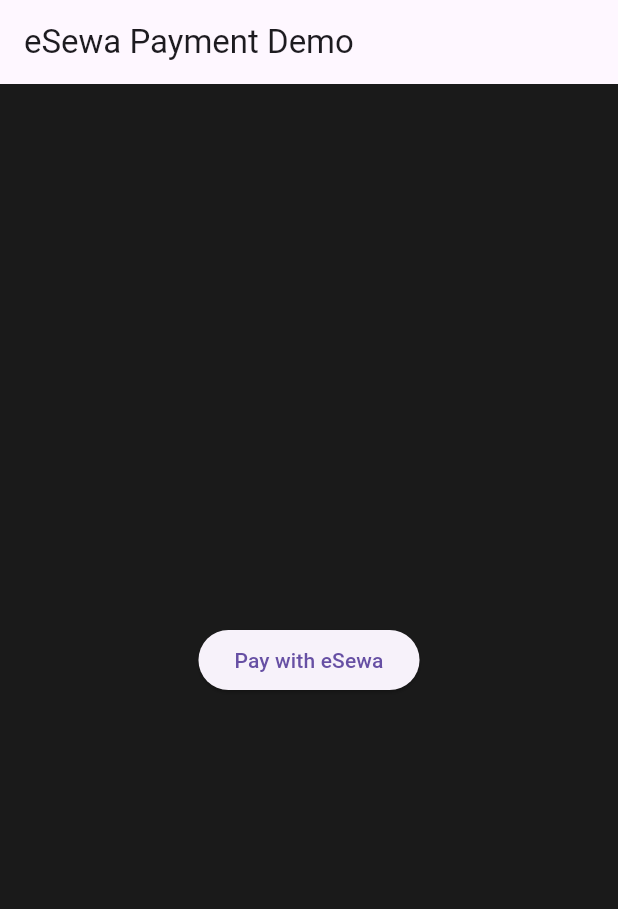
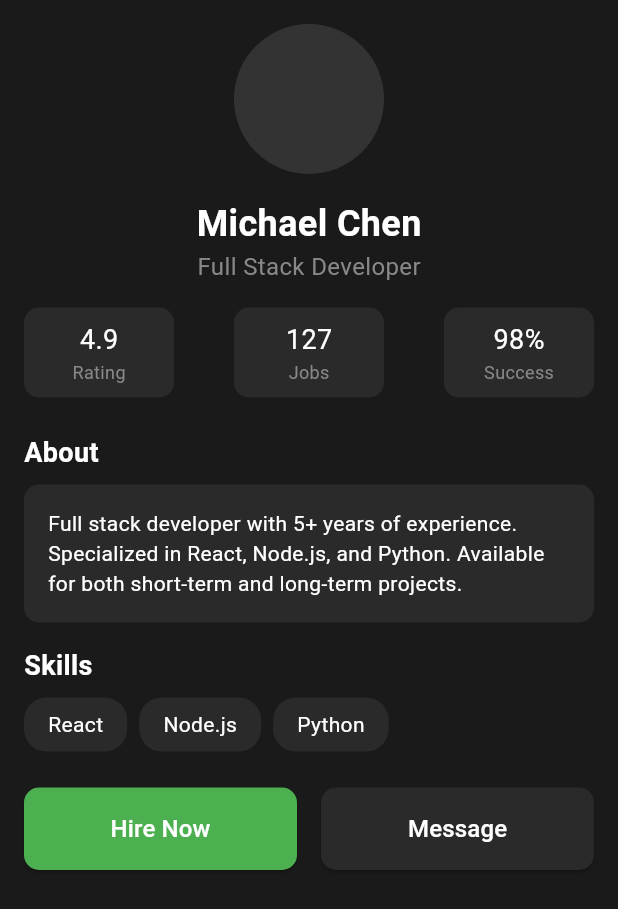
Before and after one commit to timsinadipesh/GigHire, a Flutter app: the screen it shows after launch, on a phone screen of 412 x 824 dp. Shown: the top 909 px of the screen. Run offline on Flutter 3.47's test engine with Material 3 defaults, Android fonts, the phone set to English and light mode, and no system bars; Roboto replaces fonts that are missing (Arial).

Commit message:
worker profile v1 manual entry

```diff
--- a/lib/main.dart
+++ b/lib/main.dart
@@ -1,5 +1,6 @@
 import 'package:flutter/material.dart';
 import 'package:flutter/services.dart';
+import 'package:gighire/ui/worker_profile_screen.dart';
 import 'ui/login_screen.dart';
 import 'payment/payment_service.dart';
 
@@ -28,7 +29,7 @@ class MyApp extends StatelessWidget {
         scaffoldBackgroundColor: const Color(0xFF1A1A1A),
         fontFamily: 'Arial',
       ),
-      home: const PaymentScreen(),
+      home: const WorkerDetailScreen(),
     );
   }
 }
--- /dev/null
+++ b/lib/ui/worker_profile_screen.dart
@@ -0,0 +1,381 @@
+// import 'package:flutter/material.dart';
+//
+// class WorkerDetailScreen extends StatefulWidget {
+//   const WorkerDetailScreen({Key? key}) : super(key: key);
+//
+//   @override
+//   State<WorkerDetailScreen> createState() => _WorkerDetailScreen();
+// }
+//
+// class _WorkerDetailScreen extends State<WorkerDetailScreen> {
+//   Map<String, dynamic> userData = {
+//     'name': 'John Doe',
+//     'title': 'Electrician',
+//     'rating': 4.5,
+//     'location': '[27.34° N, 110.12° W]',
+//     'skills': ['HVAC', 'Electronics', 'Household'],
+//     'email': 'john.doe@gmail.com',
+//     'phone': '+92386429374',
+//     'about': 'If u need me, i\'m here',
+//   };
+//
+//   @override
+//   Widget build(BuildContext context) {
+//     return Scaffold(
+//       appBar: AppBar(
+//         title: Text('User Details'),
+//       ),
+//       body: Padding(
+//         padding: EdgeInsets.all(16.0),
+//         child: Column(
+//           crossAxisAlignment: CrossAxisAlignment.start,
+//           children: [
+//             Text(
+//               userData['name']!,
+//               style: TextStyle(
+//                 fontSize: 24.0,
+//                 fontWeight: FontWeight.bold,
+//               ),
+//             ),
+//             SizedBox(height: 8.0),
+//             Text(
+//               userData['title']!,
+//               style: TextStyle(
+//                 fontSize: 18.0,
+//                 color: Colors.grey,
+//               ),
+//             ),
+//             SizedBox(height: 16.0),
+//             Text(
+//               'Rating: ${userData['rating']!.toStringAsFixed(1)}',
+//               style: TextStyle(
+//                 fontSize: 16.0,
+//                 fontWeight: FontWeight.bold,
+//               ),
+//             ),
+//             SizedBox(height: 8.0),
+//             Text(
+//               'Location: ${userData['location']!}',
+//               style: TextStyle(
+//                 fontSize: 16.0,
+//               ),
+//             ),
+//             SizedBox(height: 16.0),
+//             Text(
+//               'Skills:',
+//               style: TextStyle(
+//                 fontSize: 16.0,
+//                 fontWeight: FontWeight.bold,
+//               ),
+//             ),
+//             SizedBox(height: 8.0),
+//             Wrap(
+//               spacing: 8.0,
+//               children: [
+//                 for (final skill in userData['skills']!)
+//                   Chip(
+//                     label: Text(skill),
+//                     backgroundColor: Colors.grey[200],
+//                   ),
+//               ],
+//             ),
+//             SizedBox(height: 16.0),
+//             Text(
+//               'Contact:',
+//               style: TextStyle(
+//                 fontSize: 16.0,
+//                 fontWeight: FontWeight.bold,
+//               ),
+//             ),
+//             SizedBox(height: 8.0),
+//             Text(
+//               'Email: ${userData['email']!}',
+//               style: TextStyle(
+//                 fontSize: 16.0,
+//               ),
+//             ),
+//             SizedBox(height: 8.0),
+//             Text(
+//               'Phone: ${userData['phone']!}',
+//               style: TextStyle(
+//                 fontSize: 16.0,
+//               ),
+//             ),
+//             SizedBox(height: 16.0),
+//             Text(
+//               'About: "${userData['about']!}"',
+//               style: TextStyle(
+//                 fontSize: 16.0,
+//               ),
+//             ),
+//             SizedBox(height: 16.0),
+//             Align(
+//               alignment: Alignment.centerRight,
+//               child: ElevatedButton(
+//                 onPressed: () {
+//                   // Handle "Hire Now" button press
+//                 },
+//                 child: Text('Hire Now'),
+//               ),
+//             ),
+//           ],
+//         ),
+//       ),
+//     );
+//   }
+// }
+
+
+import 'package:flutter/material.dart';
+
+class WorkerDetailScreen extends StatefulWidget {
+  const WorkerDetailScreen({Key? key}) : super(key: key);
+
+  @override
+  State<WorkerDetailScreen> createState() => _WorkerDetailScreenState();
+}
+
+class _WorkerDetailScreenState extends State<WorkerDetailScreen> {
+  // Updated user data to match the SVG prototype
+  Map<String, dynamic> userData = {
+    'name': 'Michael Chen',
+    'title': 'Full Stack Developer',
+    'rating': 4.9,
+    'jobs': 127,
+    'success_rate': 98,
+    'about': 'Full stack developer with 5+ years of experience. '
+        'Specialized in React, Node.js, and Python. '
+        'Available for both short-term and long-term projects.',
+    'skills': ['React', 'Node.js', 'Python'],
+  };
+
+  @override
+  Widget build(BuildContext context) {
+    return Scaffold(
+      backgroundColor: Color(0xFF1a1a1a),
+      body: SafeArea(
+        child: SingleChildScrollView(
+          child: Column(
+            crossAxisAlignment: CrossAxisAlignment.start,
+            children: [
+              // Status bar simulation (typically handled by system)
+              Padding(
+                padding: const EdgeInsets.symmetric(horizontal: 16.0, vertical: 8.0),
+                child: Row(
+                  mainAxisAlignment: MainAxisAlignment.spaceBetween,
+                ),
+              ),
+
+              // Profile Header
+              Center(
+                child: Column(
+                  children: [
+                    CircleAvatar(
+                      radius: 50,
+                      backgroundColor: Color(0xFF333333),
+                    ),
+                    SizedBox(height: 16),
+                    Text(
+                      userData['name'],
+                      style: TextStyle(
+                        color: Colors.white,
+                        fontSize: 24,
+                        fontWeight: FontWeight.bold,
+                      ),
+                    ),
+                    Text(
+                      userData['title'],
+                      style: TextStyle(
+                        color: Color(0xFF888888),
+                        fontSize: 16,
+                      ),
+                    ),
+                  ],
+                ),
+              ),
+
+              // Stats Section
+              Padding(
+                padding: const EdgeInsets.symmetric(horizontal: 16.0, vertical: 16.0),
+                child: Row(
+                  mainAxisAlignment: MainAxisAlignment.spaceBetween,
+                  children: [
+                    _buildStatCard(
+                      value: '${userData['rating']}',
+                      label: 'Rating',
+                    ),
+                    _buildStatCard(
+                      value: '${userData['jobs']}',
+                      label: 'Jobs',
+                    ),
+                    _buildStatCard(
+                      value: '${userData['success_rate']}%',
+                      label: 'Success',
+                    ),
+                  ],
+                ),
+              ),
+
+              // About Section
+              Padding(
+                padding: const EdgeInsets.symmetric(horizontal: 16.0, vertical: 8.0),
+                child: Column(
+                  crossAxisAlignment: CrossAxisAlignment.start,
+                  children: [
+                    Text(
+                      'About',
+                      style: TextStyle(
+                        color: Colors.white,
+                        fontSize: 18,
+                        fontWeight: FontWeight.bold,
+                      ),
+                    ),
+                    SizedBox(height: 8),
+                    Container(
+                      width: double.infinity,
+                      padding: EdgeInsets.all(16),
+                      decoration: BoxDecoration(
+                        color: Color(0xFF2a2a2a),
+                        borderRadius: BorderRadius.circular(10),
+                      ),
+                      child: Text(
+                        userData['about'],
+                        style: TextStyle(
+                          color: Colors.white,
+                          fontSize: 14,
+                        ),
+                      ),
+                    ),
+                  ],
+                ),
+              ),
+
+              // Skills Section
+              Padding(
+                padding: const EdgeInsets.symmetric(horizontal: 16.0, vertical: 8.0),
+                child: Column(
+                  crossAxisAlignment: CrossAxisAlignment.start,
+                  children: [
+                    Text(
+                      'Skills',
+                      style: TextStyle(
+                        color: Colors.white,
+                        fontSize: 18,
+                        fontWeight: FontWeight.bold,
+                      ),
+                    ),
+                    SizedBox(height: 8),
+                    Wrap(
+                      spacing: 8,
+                      runSpacing: 8,
+                      children: userData['skills'].map<Widget>((skill) =>
+                          Container(
+                            padding: EdgeInsets.symmetric(horizontal: 16, vertical: 8),
+                            decoration: BoxDecoration(
+                              color: Color(0xFF2a2a2a),
+                              borderRadius: BorderRadius.circular(15),
+                            ),
+                            child: Text(
+                              skill,
+                              style: TextStyle(
+                                color: Colors.white,
+                                fontSize: 14,
+                              ),
+                            ),
+                          )
+                      ).toList(),
+                    ),
+                  ],
+                ),
+              ),
+
+              // Action Buttons
+              Padding(
+                padding: const EdgeInsets.symmetric(horizontal: 16.0, vertical: 16.0),
+                child: Row(
+                  mainAxisAlignment: MainAxisAlignment.spaceBetween,
+                  children: [
+                    Expanded(
+                      child: ElevatedButton(
+                        onPressed: () {
+                          // Hire Now action
+                        },
+                        style: ElevatedButton.styleFrom(
+                          backgroundColor: Color(0xFF4CAF50),
+                          padding: EdgeInsets.symmetric(vertical: 16),
+                          shape: RoundedRectangleBorder(
+                            borderRadius: BorderRadius.circular(10),
+                          ),
+                        ),
+                        child: Text(
+                          'Hire Now',
+                          style: TextStyle(
+                            color: Colors.white,
+                            fontSize: 16,
+                          ),
+                        ),
+                      ),
+                    ),
+                    SizedBox(width: 16),
+                    Expanded(
+                      child: ElevatedButton(
+                        onPressed: () {
+                          // Message action
+                        },
+                        style: ElevatedButton.styleFrom(
+                          backgroundColor: Color(0xFF2a2a2a),
+                          padding: EdgeInsets.symmetric(vertical: 16),
+                          shape: RoundedRectangleBorder(
+                            borderRadius: BorderRadius.circular(10),
+                          ),
+                        ),
+                        child: Text(
+                          'Message',
+                          style: TextStyle(
+                            color: Colors.white,
+                            fontSize: 16,
+                          ),
+                        ),
+                      ),
+                    ),
+                  ],
+                ),
+              ),
+            ],
+          ),
+        ),
+      ),
+    );
+  }
+
+  // Helper method to create stat cards
+  Widget _buildStatCard({required String value, required String label}) {
+    return Container(
+      width: 100,
+      height: 60,
+      decoration: BoxDecoration(
+        color: Color(0xFF2a2a2a),
+        borderRadius: BorderRadius.circular(10),
+      ),
+      child: Column(
+        mainAxisAlignment: MainAxisAlignment.center,
+        children: [
+          Text(
+            value,
+            style: TextStyle(
+              color: Colors.white,
+              fontSize: 18,
+            ),
+          ),
+          Text(
+            label,
+            style: TextStyle(
+              color: Color(0xFF888888),
+              fontSize: 12,
+            ),
+          ),
+        ],
+      ),
+    );
+  }
+}
```
Also changed, not shown: 1 other file.
